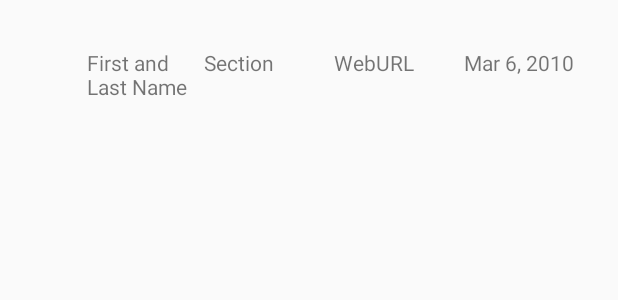
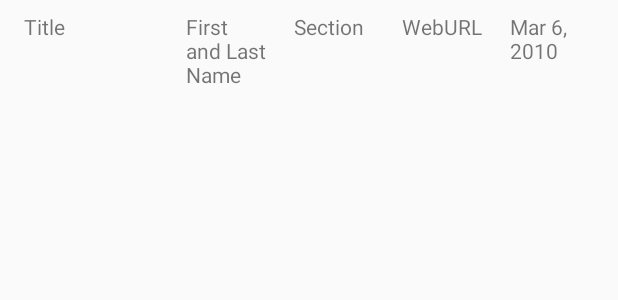
Before and after one commit to curiousclarissa/NewsAppStage1, an Android app: the layout list_articles.xml on its own in the app's theme, with its tools: preview values and no code run, on a phone screen of 412 x 824 dp. Shown: the top 300 px of the screen. Run offline under Robolectric (Android 15) with nearby library versions, the phone set to English and light mode, and no system bars.

```diff
--- a/app/src/main/java/com/example/clarissajarem/newsappstage1/NewsActivity.java
+++ b/app/src/main/java/com/example/clarissajarem/newsappstage1/NewsActivity.java
@@ -58,9 +58,9 @@ public class NewsActivity extends AppCompatActivity implements LoaderManager.Loa
         // Loader reset, so we can clear out our existing data.
         localAdapter.clear();
     }
-    /** URL for earthquake data from the Guardian news dataset */
-    private static final String GUARDIAN_REQUEST_URL =
-            "https://content.guardianapis.com/search?q=housing&show-tags=contributor&api-key=88b7be55-1ef7-4d9d-81e5-a295fe565250&limit=10";
+    /** URL for article data from the Guardian news api */
+    //TODO: Insert grader URL and API key to test app, students key removed for security reasons
+    private static final String GUARDIAN_REQUEST_URL ="";
     private NewsArticleAdapter localAdapter;
 
     @Override
--- a/app/src/main/java/com/example/clarissajarem/newsappstage1/QueryUtils.java
+++ b/app/src/main/java/com/example/clarissajarem/newsappstage1/QueryUtils.java
@@ -73,7 +73,7 @@ public final class QueryUtils {
             Log.e(LOG_TAG, "Problem making the HTTP request.", e);
         }
 
-        // extract relevant earthquake info from json and make a list of it
+        // extract relevant article info from json and make a list of it
         List<NewsArticle> newsArticles = extractFeatureFromJson(jsonResponse);
 
         //Return the list of {@link Earthquake}s
@@ -177,7 +177,7 @@ public final class QueryUtils {
                 // Extract the value for the key called "webUrl"
                 String webUrl = currentNewsArticle.getString("webUrl");
 
-                String contributor = "placeholder";
+                String contributor = "No author available";
 
                 // Create a new {@link NewsArticle} object with the section, contributor, title, publication date and url,
                 // and url from the JSON response.
@@ -209,6 +209,8 @@ public final class QueryUtils {
         return newsArticles;
     }
 
+    //make date a format that can be displayed on screen
+
     private static String formatDate(String dateToFormat) throws ParseException {
         if (dateToFormat==null){
             dateToFormat = "yyyy-MM-dd HH:mm:ss";
--- a/app/src/main/res/layout/list_articles.xml
+++ b/app/src/main/res/layout/list_articles.xml
@@ -3,13 +3,20 @@
     android:layout_width="match_parent"
     android:layout_height="match_parent"
     android:orientation="horizontal"
-    android:padding="16dp">
+    android:padding="8dp">
+
+    <LinearLayout
+        android:layout_width="match_parent"
+        android:layout_height="match_parent"
+        android:orientation="horizontal"
+        android:layout_weight="1">
 
     <TextView
         android:id="@+id/articletitle"
-        android:layout_width="34dp"
-        android:layout_height="34dp"
-        android:padding="16dp"
+        android:layout_width="36dp"
+        android:layout_height="wrap_content"
+        android:layout_weight="1"
+        android:paddingLeft="8dp"
         tools:text="Title" />
 
     <TextView
@@ -24,12 +31,14 @@
         android:id="@+id/section"
         android:layout_width="0dp"
         android:layout_height="wrap_content"
+        android:paddingLeft="8dp"
         android:layout_weight="1"
         tools:text="Section" />
     <TextView
         android:id="@+id/weburl"
         android:layout_width="0dp"
-        android:layout_height="wrap_content"
+        android:layout_height="16dp"
+        android:paddingLeft="8dp"
         android:layout_weight="1"
         tools:text="WebURL" />
 
@@ -37,7 +46,9 @@
         android:id="@+id/publicationdate"
         android:layout_width="0dp"
         android:layout_height="wrap_content"
+        android:paddingLeft="8dp"
         android:layout_weight="1"
         tools:text="Mar 6, 2010" />
+    </LinearLayout>
 
 </LinearLayout>
```
Also changed, not shown: app/src/main/java/com/example/clarissajarem/newsappstage1/NewsArticleAdapter.java (+5 -2 lines), app/src/main/res/values/strings.xml (+11 -1 lines).
